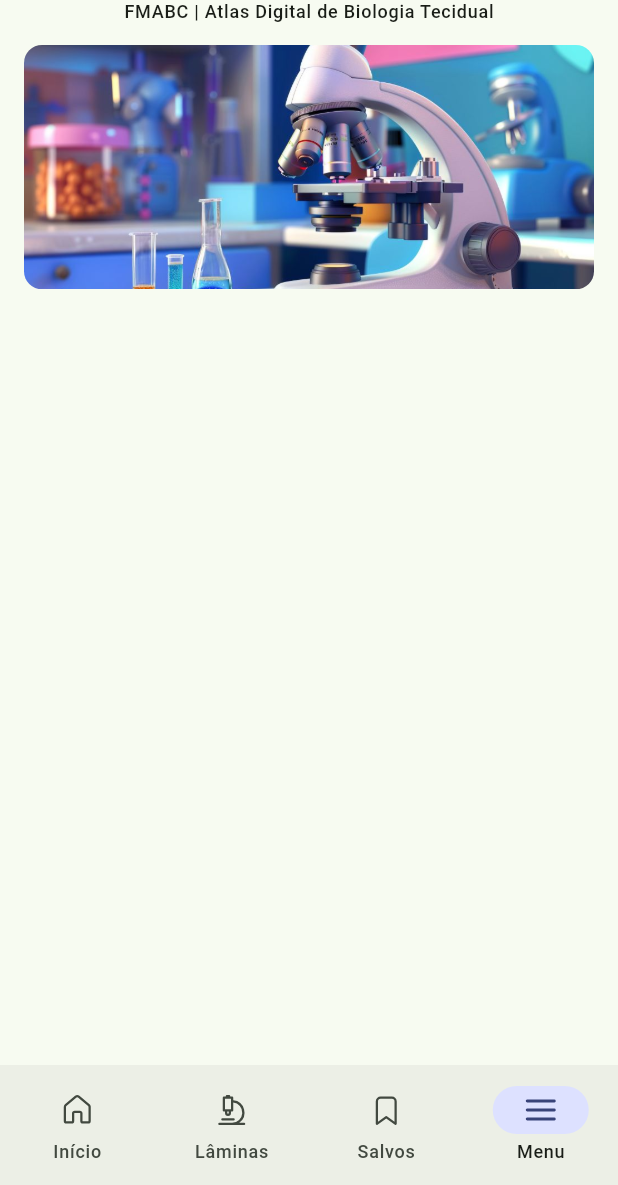
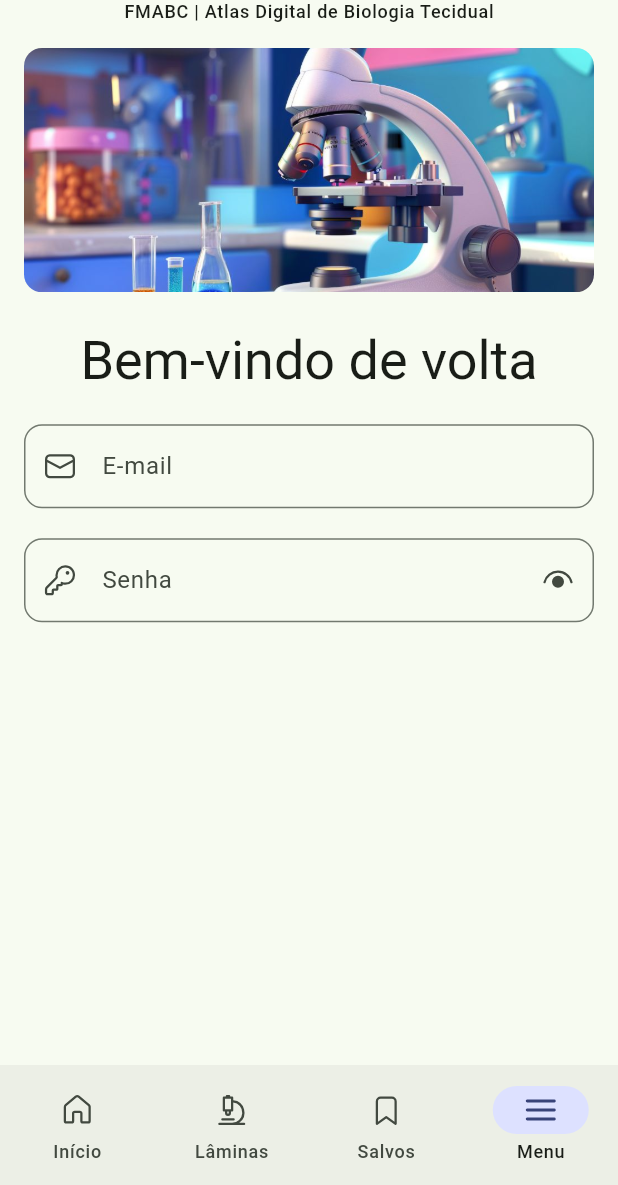
Before and after one commit to guimduarte/TTI206-ProjetoIntegradorInterdisciplinar-DesenvolvimentoMultiplataforma, a Flutter app: the LoginPage screen opened by its route, on a phone screen of 412 x 824 dp, the part 51-1236 px from its top. Run offline on Flutter 3.47's test engine with Material 3 defaults, Android fonts, the phone set to English and light mode, and no system bars; our stand-ins replace fluentui_system_icons, go_router.

Commit message:
feat(login-form): campos do formulário

```diff
--- a/atlas_digital_fmabc/lib/screens/admin/auth/login_page.dart
+++ b/atlas_digital_fmabc/lib/screens/admin/auth/login_page.dart
@@ -1,3 +1,4 @@
+import 'package:atlas_digital_fmabc/widgets/form/login_form.dart';
 import 'package:atlas_digital_fmabc/widgets/layout/app_bar/title_and_supporting_text.dart';
 import 'package:flutter/material.dart';
 
@@ -22,7 +23,7 @@ class LoginPage extends StatelessWidget {
         padding: EdgeInsets.symmetric(horizontal: 16.0),
         child: Column(
           children: [
-            SizedBox(height: 8.0),
+            SizedBox(height: 10.0),
             // Imagem
             ClipRRect(
               borderRadius: BorderRadiusGeometry.circular(12.0),
@@ -34,6 +35,9 @@ class LoginPage extends StatelessWidget {
                 ),
               ),
             ),
+
+            // Form de login
+            LoginForm(),
           ],
         ),
       ),
--- /dev/null
+++ b/atlas_digital_fmabc/lib/widgets/form/login_form.dart
@@ -0,0 +1,61 @@
+import 'package:fluentui_system_icons/fluentui_system_icons.dart';
+import 'package:flutter/material.dart';
+
+/// Formulário de login.
+class LoginForm extends StatelessWidget {
+  const LoginForm({super.key});
+
+  @override
+  Widget build(BuildContext context) {
+    final theme = Theme.of(context);
+
+    /// Borda dos campos
+    final fieldBorder = OutlineInputBorder(
+      borderRadius: BorderRadius.circular(12.0),
+    );
+
+    /// Campo de e-mail.
+    final emailField = TextField(
+      keyboardType: TextInputType.emailAddress,
+      decoration: InputDecoration(
+        border: fieldBorder,
+        labelText: "E-mail",
+        hintText: "E-mail institucional (@fmabc.net)",
+        prefixIcon: Icon(FluentIcons.mail_32_regular),
+      ),
+    );
+
+    /// Campo de senha.
+    final passwordField = TextField(
+      keyboardType: TextInputType.visiblePassword,
+      obscureText: true,
+      decoration: InputDecoration(
+        border: fieldBorder,
+        labelText: "Senha",
+        hintText: "Senha",
+        prefixIcon: Icon(FluentIcons.key_32_regular),
+        suffixIcon: IconButton(
+          onPressed: () {
+            // TODO: exibir e ocultar senha
+          },
+          icon: Icon(FluentIcons.eye_32_filled),
+        ),
+      ),
+    );
+
+    return Padding(
+      padding: const EdgeInsets.symmetric(vertical: 24.0),
+      child: Column(
+        spacing: 20.0,
+        children: [
+          // Título
+          Text("Bem-vindo de volta", style: theme.textTheme.displaySmall),
+
+          // Campos
+          emailField,
+          passwordField,
+        ],
+      ),
+    );
+  }
+}
```
Also changed, not shown: 1 other file.
